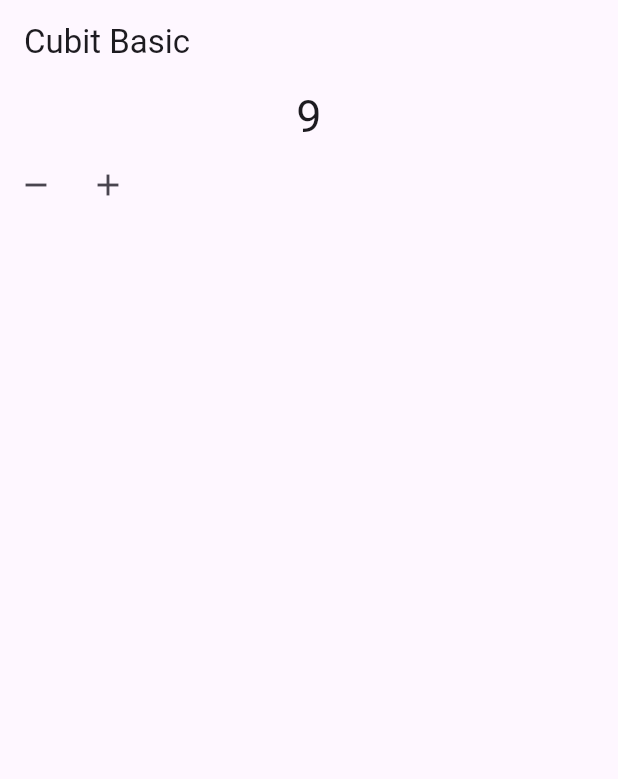
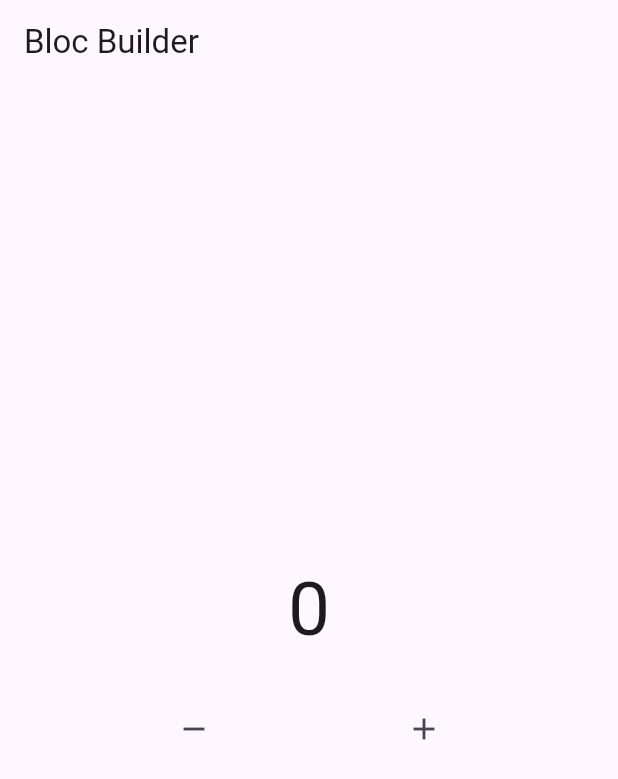
Before and after one commit to Arieffirms/Bloc, a Flutter app: the screen it shows after launch, after a tap on the "remove" icon, on a phone screen of 412 x 824 dp. Shown: the top 779 px of the screen. Run offline on Flutter 3.47's test engine with Material 3 defaults, Android fonts, the phone set to English and light mode, and no system bars; our stand-ins replace bloc, flutter_bloc.

Commit message:
materi 3

```diff
--- a/lib/main.dart
+++ b/lib/main.dart
@@ -1,4 +1,6 @@
-import 'package:bloc_test/materi/02_bloc_cubit.dart';
+// import 'package:bloc_test/materi/02_bloc_cubit.dart';
+// import 'package:bloc_test/materi/03_bloc_observer_cubit.dart';
+import 'package:bloc_test/materi/04_bloc_builder.dart';
 // import 'package:bloc_test/materi/bloc_stream.dart';
 import 'package:flutter/material.dart';
 
@@ -14,7 +16,7 @@ class MyApp extends StatelessWidget {
   Widget build(BuildContext context) {
     return MaterialApp(
       debugShowCheckedModeBanner: false,
-      home: CubitLearn(),
+      home: BlocBuildersLearn(),
     );
   }
 }
--- /dev/null
+++ b/lib/materi/04_bloc/counter.dart
@@ -0,0 +1,23 @@
+import 'package:bloc/bloc.dart';
+
+class Counter extends Cubit<int> {
+  Counter({this.init = 0}) : super(0);
+
+  int init;
+
+  void increment() => emit(state + 1);
+
+  void decrement() => emit(state - 1);
+
+  @override
+  void onChange(Change<int> change) {
+    super.onChange(change);
+    print(change);
+  }
+
+  @override
+  void onError(Object error, StackTrace stackTrace) {
+    super.onError(error, stackTrace);
+    print(error);
+  }
+}
--- /dev/null
+++ b/lib/materi/04_bloc_builder.dart
@@ -0,0 +1,65 @@
+import 'package:bloc_test/materi/04_bloc/counter.dart';
+import 'package:flutter/material.dart';
+import 'package:flutter_bloc/flutter_bloc.dart';
+
+// ignore: must_be_immutable
+class BlocBuildersLearn extends StatelessWidget {
+  BlocBuildersLearn({super.key});
+  Counter myCounter = Counter();
+
+  @override
+  Widget build(BuildContext context) {
+    return Scaffold(
+      appBar: AppBar(
+        title: const Text("Bloc Builder"),
+      ),
+      body: Column(
+        mainAxisAlignment: MainAxisAlignment.center,
+        children: [
+          BlocBuilder<Counter, int>(
+            bloc: myCounter,
+            buildWhen: (previous, current) {
+              if (current % 2 == 0) {
+                return true;
+              } else {
+                return false;
+              }
+            },
+            builder: (context, state) {
+              return Text(
+                "${state}",
+                style: const TextStyle(fontSize: 50),
+              );
+            },
+          ),
+          // StreamBuilder<int>(
+          //   initialData: myCounter.init,
+          //   stream: myCounter.stream,
+          //   builder: (context, snapshot) {
+          //     return Text(
+          //       "${snapshot.data}",
+          //       style: const TextStyle(fontSize: 50),
+          //     );
+          //   },
+          // ),
+          const SizedBox(height: 20),
+          Row(
+            mainAxisAlignment: MainAxisAlignment.spaceEvenly,
+            children: [
+              IconButton(
+                  onPressed: () {
+                    myCounter.decrement();
+                  },
+                  icon: const Icon(Icons.remove)),
+              IconButton(
+                  onPressed: () {
+                    myCounter.increment();
+                  },
+                  icon: const Icon(Icons.add)),
+            ],
+          ),
+        ],
+      ),
+    );
+  }
+}
```
Also changed, not shown: lib/materi/03_bloc_observer_cubit.dart (added, +77 -0 lines).
